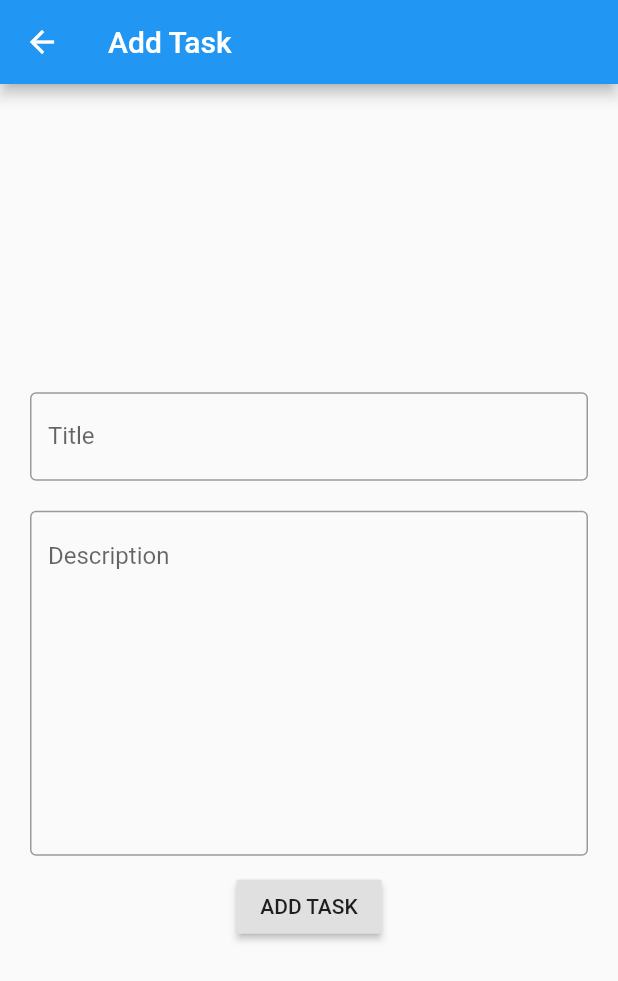
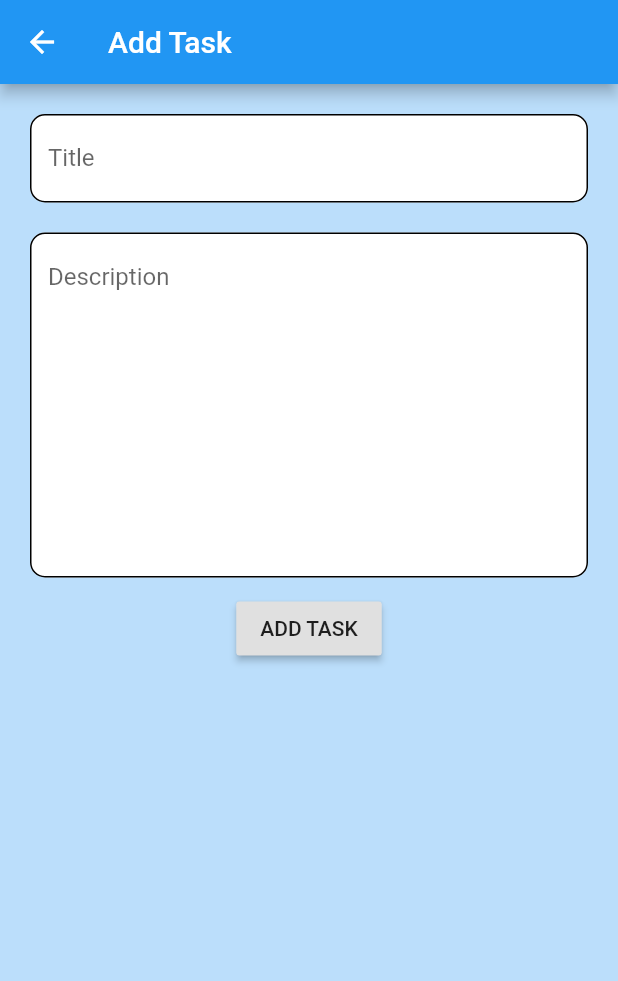
Before and after one commit to PaulAditya/Flutter-TODO, a Flutter app: the screen it shows after launch, after a tap on the "add" icon, on a phone screen of 412 x 824 dp. Shown: the top 981 px of the screen. Run offline on Flutter 3.47's test engine with Material 2 defaults, Android fonts, the phone set to English and light mode, and no system bars.

```diff
--- a/lib/main.dart
+++ b/lib/main.dart
@@ -63,15 +63,17 @@ class _MyHomePageState extends State<MyHomePage> {
         // the App.build method, and use it to set our appbar title.
         title: Text(widget.title),
       ),
-      body: Column(
+      body: Container(
+        color: Colors.blue[100],
+        child: Column(
           children: <Widget>[
             Container(
-            margin: EdgeInsets.only(bottom: 20),
+              margin: EdgeInsets.only(bottom: 2),
               decoration: BoxDecoration(
-                color: Colors.blue,
+                  color: Colors.blue[900],
                   borderRadius: BorderRadius.only(
-                    bottomLeft: Radius.circular(20),
-                    bottomRight: Radius.circular(20))),
+                      bottomLeft: Radius.circular(40),
+                      bottomRight: Radius.circular(40))),
               child: Row(
                 mainAxisAlignment: MainAxisAlignment.center,
                 children: <Widget>[
@@ -79,56 +81,80 @@ class _MyHomePageState extends State<MyHomePage> {
                     padding: EdgeInsets.only(bottom: 20, top: 20),
                     child: Text(
                       "TODO LIST",
-                    style: TextStyle(fontSize: 40, fontStyle: FontStyle.italic, color: Colors.black87, ),
+                      style: TextStyle(
+                        fontSize: 30,
+                        fontStyle: FontStyle.normal,
+                        color: Colors.white,
+                      ),
                     ),
                   )
                 ],
               ),
             ),
-          Container(
-            decoration: BoxDecoration(borderRadius: BorderRadius.only(topLeft: Radius.circular(10), topRight: Radius.circular(10))),
+            Expanded(
+              child: Container(
+                  margin: EdgeInsets.only(top: 2, left: 2, right: 2),
                   child: ListView.builder(
                       scrollDirection: Axis.vertical,
                       shrinkWrap: true,
                       itemCount: title.length,
                       itemBuilder: (BuildContext context, int index) {
-                    return Container(
+                        return Dismissible(
+                          key: Key(index.toString()),
+                          onDismissed: (right) {
+                            setState(() {
+                              title.removeAt(index);
+                              description.removeAt(index);
+                            });
+                            Scaffold.of(context).showSnackBar(SnackBar(
+                              content: Text("Deleted"),
+                            ));
+                          },
+                          child: Container(
                             decoration: BoxDecoration(
-                          border: Border.all(width: 2, color: Colors.black),
-                          borderRadius: BorderRadius.circular(10)),
+                                border:
+                                    Border.all(width: 2, color: Colors.black),
+                                borderRadius: BorderRadius.circular(10),
+                                color: Colors.white),
                             margin: EdgeInsets.all(5),
                             padding: EdgeInsets.all(5),
                             child: Row(
                               children: <Widget>[
                                 Expanded(
                                     child: Column(
-                                  mainAxisAlignment: MainAxisAlignment.start,
-                                  crossAxisAlignment: CrossAxisAlignment.start,
+                                        mainAxisAlignment:
+                                            MainAxisAlignment.start,
+                                        crossAxisAlignment:
+                                            CrossAxisAlignment.start,
                                         children: <Widget>[
                                       Container(
                                         child: Text(
                                           "${title[index]}",
-                                    style:
-                                        Theme.of(context).textTheme.headline4,
+                                          style: Theme.of(context)
+                                              .textTheme
+                                              .headline4,
                                         ),
                                         padding: EdgeInsets.all(5),
                                       ),
                                       Container(
                                         child: Text(
                                           "${description[index]}",
-                                    style:
-                                        Theme.of(context).textTheme.headline6,
+                                          style: Theme.of(context)
+                                              .textTheme
+                                              .headline6,
                                         ),
                                         padding: EdgeInsets.all(5),
                                       )
                                     ]))
                               ],
                             ),
+                          ),
                         );
                       })),
+            )
           ],
         ),
-
+      ),
 
       floatingActionButton: FloatingActionButton(
         onPressed: () {
@@ -170,9 +196,14 @@ class AddTask extends StatelessWidget {
         appBar: AppBar(
           title: Text("Add Task"),
         ),
-      body: Center(
+        body: Container(
+          color: Colors.blue[100],
+          child: Column(
+            children: <Widget>[
+              Expanded(
                 child: SingleChildScrollView(
                   child: Container(
+                    color: Colors.blue[100],
                     margin: EdgeInsets.all(10),
                     child: Row(children: [
                       Expanded(
@@ -180,9 +211,13 @@ class AddTask extends StatelessWidget {
                             mainAxisAlignment: MainAxisAlignment.start,
                             children: [
                               Container(
+                                decoration: BoxDecoration(
+                                color: Colors.blue[100]),
                                 child: TextField(
                                   decoration: InputDecoration(
-                            border: OutlineInputBorder(),
+                                    filled: true,
+                                    fillColor: Colors.white,
+                                    enabledBorder: OutlineInputBorder(borderRadius: BorderRadius.all(Radius.circular(10))),
                                     labelText: 'Title',
                                   ),
                                   onChanged: (text) {
@@ -192,11 +227,15 @@ class AddTask extends StatelessWidget {
                                 margin: EdgeInsets.all(10),
                               ),
                               Container(
+                                decoration: BoxDecoration(
+                                color: Colors.blue[100]),
                                 child: TextField(
                                   maxLines: 10,
                                   decoration: InputDecoration(
+                                    filled: true,
+                                    fillColor: Colors.white,
                                     alignLabelWithHint: true,
-                            border: OutlineInputBorder(),
+                                    enabledBorder: OutlineInputBorder(borderRadius: BorderRadius.all(Radius.circular(10))),
                                     labelText: 'Description',
                                   ),
                                   onChanged: (text) {
@@ -220,7 +259,9 @@ class AddTask extends StatelessWidget {
                     ]),
                   ),
                 ),
+              )
+            ],
           ),
-    );
+        ));
   }
 }
```
Lines whose indentation alone changed are shown as unchanged.
